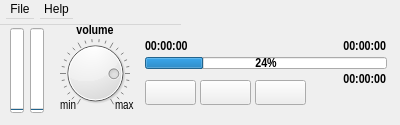
Qt form aaxrecorder/aaxrecorder.ui (adalinbv/aax-support) before a commit.
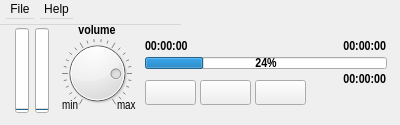
The same form after that commit.

Commit message: interface ipdates

```diff
--- a/aaxrecorder/aaxrecorder.ui
+++ b/aaxrecorder/aaxrecorder.ui
@@ -212,7 +212,7 @@
   <widget class="QProgressBar" name="VUleft">
    <property name="geometry">
     <rect>
-     <x>10</x>
+     <x>15</x>
      <y>28</y>
      <width>14</width>
      <height>85</height>
@@ -241,7 +241,7 @@
   <widget class="QProgressBar" name="VUright">
    <property name="geometry">
     <rect>
-     <x>30</x>
+     <x>35</x>
      <y>28</y>
      <width>14</width>
      <height>85</height>
@@ -270,7 +270,7 @@
   <widget class="QDial" name="volume">
    <property name="geometry">
     <rect>
-     <x>60</x>
+     <x>62</x>
      <y>33</y>
      <width>70</width>
      <height>80</height>
@@ -289,7 +289,7 @@
   <widget class="QLabel" name="labelVolumeMin">
    <property name="geometry">
     <rect>
-     <x>45</x>
+     <x>47</x>
      <y>98</y>
      <width>31</width>
      <height>16</height>
@@ -313,7 +313,7 @@
   <widget class="QLabel" name="labelVolumeMax">
    <property name="geometry">
     <rect>
-     <x>115</x>
+     <x>117</x>
      <y>98</y>
      <width>31</width>
      <height>16</height>
@@ -337,7 +337,7 @@
   <widget class="QLabel" name="labelVolume">
    <property name="geometry">
     <rect>
-     <x>60</x>
+     <x>62</x>
      <y>20</y>
      <width>70</width>
      <height>20</height>
```
Left out of the diff: 2 changed lines with no effect on the pictures. The commit also changes 3 other files.
